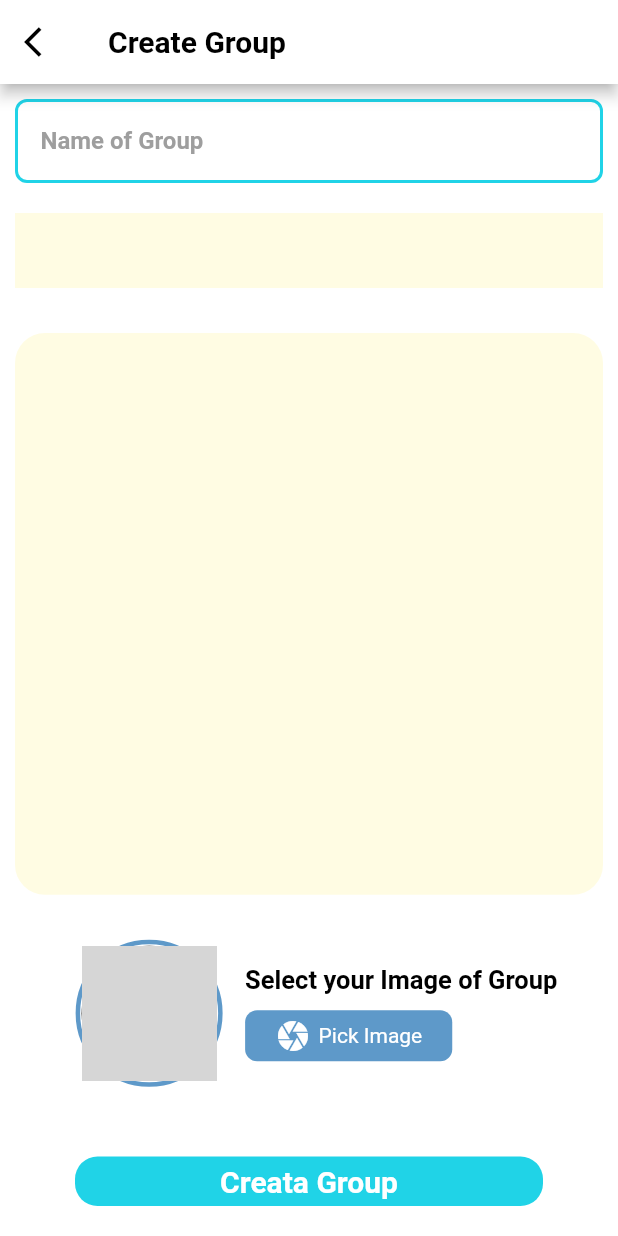
After one commit to nguyenminhhung2011/Tiktok_clone, a Flutter app: the CreateGroupScreen screen opened directly, on a phone screen of 412 x 824 dp. The commit adds this screen. Run offline on Flutter 3.47's test engine with Material 2 defaults, Android fonts, the phone set to English and light mode, and no system bars; our stand-ins replace cloud_firestore, expandable_text, firebase_auth, firebase_core, firebase_storage, get and 3 more; missing offline and left inert: dart:html, video_compress; accounts and stored records are empty; network calls fail; grey boxes are pictures that could not be loaded.

Commit message:
make create group screen and creatGroupcontroller

```diff
--- /dev/null
+++ b/lib/controls/addGroupController.dart
@@ -0,0 +1,53 @@
+import 'package:flutter/material.dart';
+import 'package:get/get.dart';
+
+import '../constains.dart';
+import '../models/user.dart';
+
+class AddGroupController extends GetxController {
+  final Rx<List<User>> _allUser = Rx<List<User>>([]);
+
+  List<User> get allUser => _allUser.value;
+
+  getAllUser() async {
+    _allUser.bindStream(
+      firestore.collection('users').snapshots().map(
+        (event) {
+          List<User> result = [];
+          for (var item in event.docs) {
+            result.add(User.fromSnap(item));
+          }
+          return result;
+        },
+      ),
+    );
+  }
+
+  removeUserController(String uid) async {
+    _allUser.value.removeWhere((element) => element.uid == uid);
+    update();
+  }
+
+  addUserController(User user) async {
+    _allUser.value.add(user);
+    update();
+  }
+
+  Future<void> addGroup(String uid, List<User> all_user, String photoPath,
+      String nameOfGroup) async {
+    try {
+      if (nameOfGroup == "") {
+        Get.snackbar('Create Group', 'Name of group is null');
+        return;
+      }
+      if (photoPath == "") {
+        Get.snackbar('Create Group', 'Please Pick Image of Group');
+        return;
+      }
+      var allMessages = await firestore.collection('messages').get();
+      String grID = "message ${allMessages.docs.length}";
+    } catch (err) {
+      print(err.toString());
+    }
+  }
+}
--- a/lib/models/message.dart
+++ b/lib/models/message.dart
@@ -11,6 +11,7 @@ class Message {
   List photoUrl;
   List username;
   int colorOfchat;
+  String nameOfGroup;
   Message({
     required this.id,
     required this.messNearest,
@@ -20,6 +21,7 @@ class Message {
     required this.photoUrl,
     required this.username,
     required this.colorOfchat,
+    required this.nameOfGroup,
   });
 
   Map<String, dynamic> toJson() => {
@@ -31,6 +33,7 @@ class Message {
         'photoUrl': photoUrl,
         'username': username,
         'colorOfchat': colorOfchat,
+        'nameOfGroup': nameOfGroup,
       };
 
   static Message fromSnap(DocumentSnapshot snap) {
@@ -43,6 +46,7 @@ class Message {
       photoUrl: snap['photoUrl'],
       username: snap['username'],
       colorOfchat: snap['colorOfchat'],
+      nameOfGroup: snap['nameOfGroup'],
     );
   }
 }
--- /dev/null
+++ b/lib/screens/Notification/addGroupScreen.dart
@@ -0,0 +1,283 @@
+import 'dart:typed_data';
+
+import 'package:flutter/material.dart';
+import 'package:get/get.dart';
+import 'package:image_picker/image_picker.dart';
+import 'package:tiktok_clone/controls/addGroupController.dart';
+import 'package:tiktok_clone/screens/Notification/widget/personCardToAddGroup.dart';
+
+import '../../models/user.dart';
+import '../../utils/untils.dart';
+
+class CreateGroupScreen extends StatefulWidget {
+  const CreateGroupScreen({Key? key}) : super(key: key);
+
+  @override
+  State<CreateGroupScreen> createState() => _CreateGroupScreenState();
+}
+
+class _CreateGroupScreenState extends State<CreateGroupScreen> {
+  final TextEditingController _nameController = TextEditingController();
+  final AddGroupController _addGroupController = Get.put(AddGroupController());
+  List<User> _listUserToAddGroup = [];
+  Uint8List? _image;
+  @override
+  void initState() {
+    super.initState();
+    _addGroupController.getAllUser();
+  }
+
+  void addUserToGroup(User e) async {
+    await _addGroupController.removeUserController(e.uid);
+    _listUserToAddGroup.add(e);
+    setState(() {});
+  }
+
+  void removeUserToGroup(User e) async {
+    await _addGroupController.addUserController(e);
+    _listUserToAddGroup.removeWhere((element) => e.uid == element.uid);
+    setState(() {});
+  }
+
+  void selectedImage() async {
+    Uint8List file = await pickImage(ImageSource.gallery);
+    setState(() {
+      _image = file;
+    });
+  }
+
+  Widget build(BuildContext context) {
+    return Obx(
+      () => Scaffold(
+        backgroundColor: Colors.transparent,
+        appBar: AppBar(
+          backgroundColor: Colors.white,
+          leading: InkWell(
+            onTap: () {
+              Navigator.pop(context);
+            },
+            child: Icon(Icons.arrow_back_ios, color: Colors.black),
+          ),
+          title: Text(
+            'Create Group',
+            style: TextStyle(color: Colors.black, fontWeight: FontWeight.bold),
+          ),
+        ),
+        body: Column(
+          children: [
+            Container(
+              margin: const EdgeInsets.symmetric(vertical: 10, horizontal: 10),
+              padding: const EdgeInsets.symmetric(vertical: 2, horizontal: 15),
+              decoration: BoxDecoration(
+                color: Colors.transparent,
+                borderRadius: BorderRadius.circular(8),
+                border: Border.all(
+                  width: 2,
+                  color: const Color.fromARGB(255, 32, 211, 231),
+                ),
+              ),
+              child: TextFormField(
+                controller: _nameController,
+                style: TextStyle(
+                  color: Colors.black,
+                  fontWeight: FontWeight.bold,
+                ),
+                decoration: InputDecoration(
+                  hintStyle: TextStyle(
+                    color: Colors.grey,
+                    fontWeight: FontWeight.bold,
+                  ),
+                  hintText: 'Name of Group',
+                  border: InputBorder.none,
+                ),
+              ),
+            ),
+            const SizedBox(height: 10),
+            Container(
+              margin: const EdgeInsets.symmetric(horizontal: 10),
+              height: 50,
+              width: MediaQuery.of(context).size.width - 20,
+              padding: const EdgeInsets.symmetric(
+                vertical: 2,
+                horizontal: 15,
+              ),
+              decoration: BoxDecoration(
+                color: Color.fromARGB(255, 255, 252, 227),
+              ),
+              child: SingleChildScrollView(
+                scrollDirection: Axis.horizontal,
+                child: Row(
+                  children: _listUserToAddGroup
+                      .map((e) => UserCardToAddGroup(
+                          uid: e.uid,
+                          username: e.username,
+                          press: () {
+                            removeUserToGroup(e);
+                          }))
+                      .toList(),
+                ),
+              ),
+            ),
+            const SizedBox(height: 20),
+            Padding(
+              padding: const EdgeInsets.symmetric(horizontal: 10, vertical: 10),
+              child: Container(
+                padding: const EdgeInsets.symmetric(
+                  horizontal: 10,
+                  vertical: 10,
+                ),
+                height: MediaQuery.of(context).size.height / 2.2,
+                width: MediaQuery.of(context).size.width - 20,
+                decoration: BoxDecoration(
+                  color: const Color.fromARGB(255, 255, 252, 227),
+                  borderRadius: BorderRadius.circular(20),
+                ),
+                child: SingleChildScrollView(
+                  scrollDirection: Axis.vertical,
+                  child: Column(
+                    children: _addGroupController.allUser
+                        .map(
+                          (e) => PerSonCardAddGroup(
+                            data: e,
+                            press: () {
+                              addUserToGroup(e);
+                            },
+                          ),
+                        )
+                        .toList(),
+                  ),
+                ),
+              ),
+            ),
+            const SizedBox(height: 20),
+            Row(
+              mainAxisAlignment: MainAxisAlignment.center,
+              children: [
+                const SizedBox(width: 10),
+                Container(
+                  padding: const EdgeInsets.all(1),
+                  decoration: BoxDecoration(
+                    shape: BoxShape.circle,
+                    border: Border.all(
+                      width: 3,
+                      color: Color.fromARGB(255, 94, 153, 201),
+                    ),
+                  ),
+                  child: (_image == null)
+                      ? CircleAvatar(
+                          backgroundImage: NetworkImage(
+                              'https://i0.wp.com/phocode.com/wp-content/uploads/2016/08/golang.sh-600x600.png?fit=300%2C300&ssl=1'),
+                          radius: 45,
+                        )
+                      : CircleAvatar(
+                          radius: 45,
+                          backgroundImage: MemoryImage(_image!),
+                        ),
+                ),
+                const SizedBox(width: 15),
+                Column(
+                  crossAxisAlignment: CrossAxisAlignment.start,
+                  children: [
+                    Text(
+                      'Select your Image of Group',
+                      style: TextStyle(
+                        color: Colors.black,
+                        fontWeight: FontWeight.bold,
+                        fontSize: 17,
+                      ),
+                    ),
+                    const SizedBox(height: 10),
+                    InkWell(
+                      onTap: () {
+                        selectedImage();
+                      },
+                      child: Container(
+                        padding: const EdgeInsets.symmetric(
+                            horizontal: 20, vertical: 5),
+                        decoration: BoxDecoration(
+                          borderRadius: BorderRadius.circular(8),
+                          color: Color.fromARGB(255, 94, 153, 201),
+                        ),
+                        child: Row(
+                          mainAxisAlignment: MainAxisAlignment.start,
+                          children: [
+                            Icon(Icons.camera),
+                            const SizedBox(width: 5),
+                            Text('Pick Image'),
+                          ],
+                        ),
+                      ),
+                    ),
+                  ],
+                ),
+              ],
+            ),
+            Spacer(),
+            InkWell(
+              onTap: () {},
+              child: Container(
+                alignment: Alignment.center,
+                width: MediaQuery.of(context).size.width - 100,
+                padding: const EdgeInsets.symmetric(vertical: 5),
+                decoration: BoxDecoration(
+                  color: const Color.fromARGB(255, 32, 211, 231),
+                  borderRadius: BorderRadius.circular(15),
+                ),
+                child: Text(
+                  'Creata Group',
+                  style: TextStyle(
+                      color: Colors.white,
+                      fontWeight: FontWeight.bold,
+                      fontSize: 20),
+                ),
+              ),
+            ),
+            const SizedBox(height: 20),
+          ],
+        ),
+      ),
+    );
+  }
+}
+
+class UserCardToAddGroup extends StatelessWidget {
+  final String uid;
+  final String username;
+  final Function() press;
+  const UserCardToAddGroup({
+    Key? key,
+    required this.uid,
+    required this.username,
+    required this.press,
+  }) : super(key: key);
+
+  @override
+  Widget build(BuildContext context) {
+    return Container(
+      height: 30,
+      margin: const EdgeInsets.symmetric(horizontal: 2),
+      padding: const EdgeInsets.symmetric(horizontal: 10),
+      alignment: Alignment.center,
+      decoration: BoxDecoration(
+        color: const Color.fromARGB(255, 32, 211, 231),
+        borderRadius: BorderRadius.circular(10),
+      ),
+      child: Row(
+        mainAxisAlignment: MainAxisAlignment.center,
+        crossAxisAlignment: CrossAxisAlignment.center,
+        children: [
+          Text(
+            username,
+            style: TextStyle(
+              color: Colors.white,
+              fontWeight: FontWeight.bold,
+              fontSize: 15,
+            ),
+          ),
+          const SizedBox(width: 2),
+          InkWell(onTap: press, child: Icon(Icons.close, size: 12)),
+        ],
+      ),
+    );
+  }
+}
--- a/lib/widgets/icon_desgin.dart
+++ b/lib/widgets/icon_desgin.dart
@@ -32,7 +32,7 @@ class IconDesgin extends StatelessWidget {
                 height: 35,
                 decoration: BoxDecoration(
                   borderRadius: BorderRadius.circular(10),
-                  color: Color.fromARGB(255, 250, 45, 108),
+                  color: const Color.fromARGB(255, 250, 45, 108),
                 ),
               ),
             ),
@@ -44,7 +44,7 @@ class IconDesgin extends StatelessWidget {
                 height: 35,
                 decoration: BoxDecoration(
                   borderRadius: BorderRadius.circular(10),
-                  color: Color.fromARGB(255, 255, 252, 227),
+                  color: const Color.fromARGB(255, 255, 252, 227),
                 ),
                 child: Icon(
                   Icons.add,
```
Also changed, not shown: lib/controls/notiController.dart (+12 -0 lines), lib/screens/Notification/notification.dart (+22 -127 lines), lib/screens/Notification/widget/personCardToAddGroup.dart (added, +58 -0 lines).
